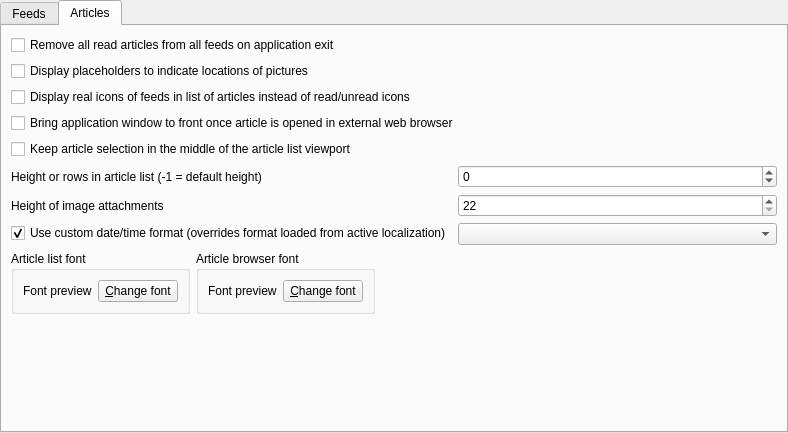
This is src/librssguard/gui/settings/settingsfeedsmessages.ui in martinrotter/rssguard as Qt 5 draws it before an edit. The edited form follows.
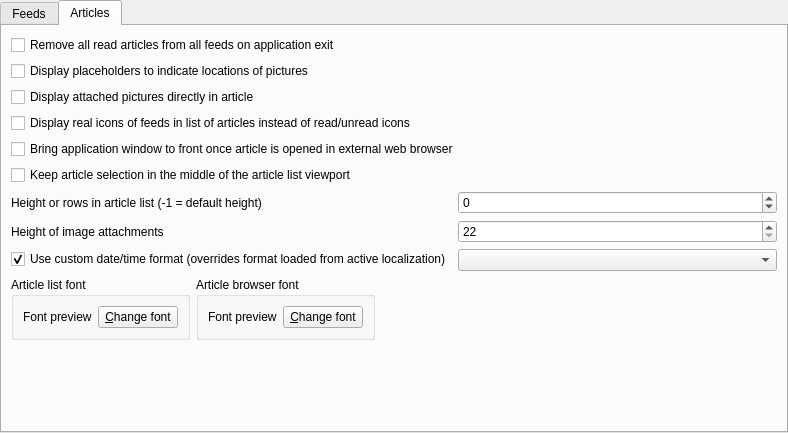
This is the edited form. The open tabs and pages were chosen to show the change. Custom widgets are drawn as their Qt base class.

Patch:
```diff
--- a/src/librssguard/gui/settings/settingsfeedsmessages.ui
+++ b/src/librssguard/gui/settings/settingsfeedsmessages.ui
@@ -247,28 +247,28 @@
          </property>
         </widget>
        </item>
-       <item row="2" column="0" colspan="2">
+       <item row="3" column="0" colspan="2">
         <widget class="QCheckBox" name="m_checkDisplayFeedIcons">
          <property name="text">
           <string>Display real icons of feeds in list of articles instead of read/unread icons</string>
          </property>
         </widget>
        </item>
-       <item row="3" column="0" colspan="2">
+       <item row="4" column="0" colspan="2">
         <widget class="QCheckBox" name="m_checkBringToForegroundAfterMsgOpened">
          <property name="text">
           <string>Bring application window to front once article is opened in external web browser</string>
          </property>
         </widget>
        </item>
-       <item row="4" column="0" colspan="2">
+       <item row="5" column="0" colspan="2">
         <widget class="QCheckBox" name="m_checkKeppMessagesInTheMiddle">
          <property name="text">
           <string>Keep article selection in the middle of the article list viewport</string>
          </property>
         </widget>
        </item>
-       <item row="5" column="0">
+       <item row="6" column="0">
         <widget class="QLabel" name="label_2">
          <property name="text">
           <string>Height or rows in article list (-1 = default height)</string>
@@ -278,7 +278,7 @@
          </property>
         </widget>
        </item>
-       <item row="5" column="1">
+       <item row="6" column="1">
         <widget class="QSpinBox" name="m_spinHeightRowsMessages">
          <property name="minimum">
           <number>-1</number>
@@ -288,7 +288,7 @@
          </property>
         </widget>
        </item>
-       <item row="6" column="0">
+       <item row="7" column="0">
         <widget class="QLabel" name="label">
          <property name="text">
           <string>Height of image attachments</string>
@@ -298,7 +298,7 @@
          </property>
         </widget>
        </item>
-       <item row="6" column="1">
+       <item row="7" column="1">
         <widget class="QSpinBox" name="m_spinHeightImageAttachments">
          <property name="minimum">
           <number>22</number>
@@ -308,7 +308,7 @@
          </property>
         </widget>
        </item>
-       <item row="8" column="0" colspan="2">
+       <item row="9" column="0" colspan="2">
         <layout class="QHBoxLayout" name="horizontalLayout_4">
          <item>
           <widget class="QGroupBox" name="groupBox_5">
@@ -377,7 +377,7 @@
          </item>
         </layout>
        </item>
-       <item row="7" column="0">
+       <item row="8" column="0">
         <widget class="QCheckBox" name="m_checkMessagesDateTimeFormat">
          <property name="text">
           <string>Use custom date/time format (overrides format loaded from active localization)</string>
@@ -390,10 +390,10 @@
          </property>
         </widget>
        </item>
-       <item row="7" column="1">
+       <item row="8" column="1">
         <widget class="QComboBox" name="m_cmbMessagesDateTimeFormat"/>
        </item>
-       <item row="10" column="0" colspan="2">
+       <item row="11" column="0" colspan="2">
         <spacer name="verticalSpacer_2">
          <property name="orientation">
           <enum>Qt::Vertical</enum>
@@ -406,6 +406,13 @@
          </property>
         </spacer>
        </item>
+       <item row="2" column="0" colspan="2">
+        <widget class="QCheckBox" name="m_cbShowEnclosuresDirectly">
+         <property name="text">
+          <string>Display attached pictures directly in article</string>
+         </property>
+        </widget>
+       </item>
       </layout>
      </widget>
     </widget>
```
Left out of the diff: 1 changed line with no effect on the pictures.
